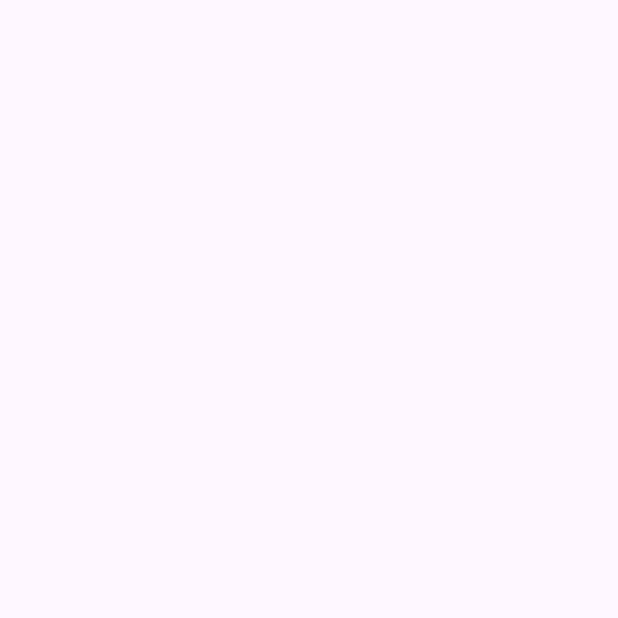
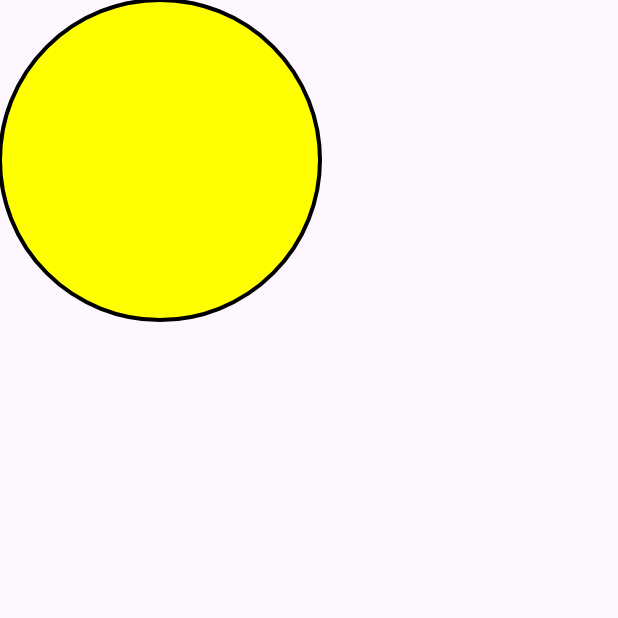
Before and after one commit to raheemadamboev/custom-view-emotions, an Android app: the screen it shows after launch (MainActivity), on a phone screen of 412 x 824 dp, the top half of it. Before the commit the part shown is empty. Run offline under Robolectric (Android 15) with nearby library versions, the phone set to English and light mode, and no system bars.

Commit message:
draw background of emotions

```diff
--- a/app/src/main/java/xyz/teamgravity/customviewemotions/EmotionalFaceView.kt
+++ b/app/src/main/java/xyz/teamgravity/customviewemotions/EmotionalFaceView.kt
@@ -1,8 +1,51 @@
 package xyz.teamgravity.customviewemotions
 
 import android.content.Context
+import android.graphics.Canvas
+import android.graphics.Color
+import android.graphics.Paint
 import android.util.AttributeSet
 import android.view.View
 
 class EmotionalFaceView(context: Context, attrs: AttributeSet) : View(context, attrs) {
+
+    private val paint = Paint(Paint.ANTI_ALIAS_FLAG)
+
+    private var faceColor = Color.YELLOW
+    private var eyesColor = Color.BLACK
+    private var mouthColor = Color.BLACK
+    private var borderColor = Color.BLACK
+    private var borderWidth = 4.0F
+    private var size = 320
+
+    override fun onDraw(canvas: Canvas) {
+        super.onDraw(canvas) // keep any drawing from the parent side
+
+        drawFaceBackground(canvas)
+        drawEyes(canvas)
+        drawMouth(canvas)
+    }
+
+    private fun drawFaceBackground(canvas: Canvas) {
+        paint.color = faceColor
+        paint.style = Paint.Style.FILL
+
+        val radius = size / 2F
+
+        canvas.drawCircle(size / 2F, size / 2F, radius, paint)
+
+        paint.color = borderColor
+        paint.style = Paint.Style.STROKE
+        paint.strokeWidth = borderWidth
+
+        canvas.drawCircle(size / 2F, size / 2F, radius, paint)
+    }
+
+    private fun drawEyes(canvas: Canvas) {
+
+    }
+
+    private fun drawMouth(canvas: Canvas) {
+
+    }
 }
```
